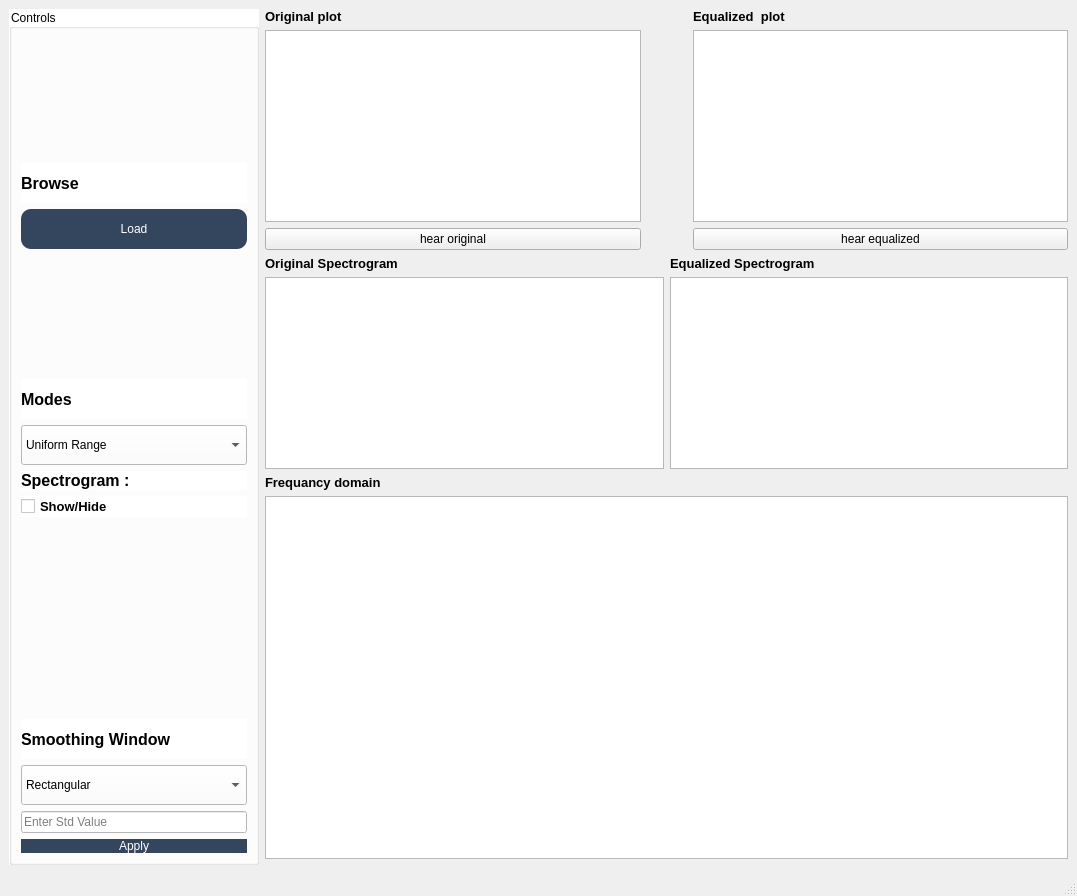
Qt form task3.ui (malaknasser812/SBME_DSP_Signal-Equalizer) before a commit.
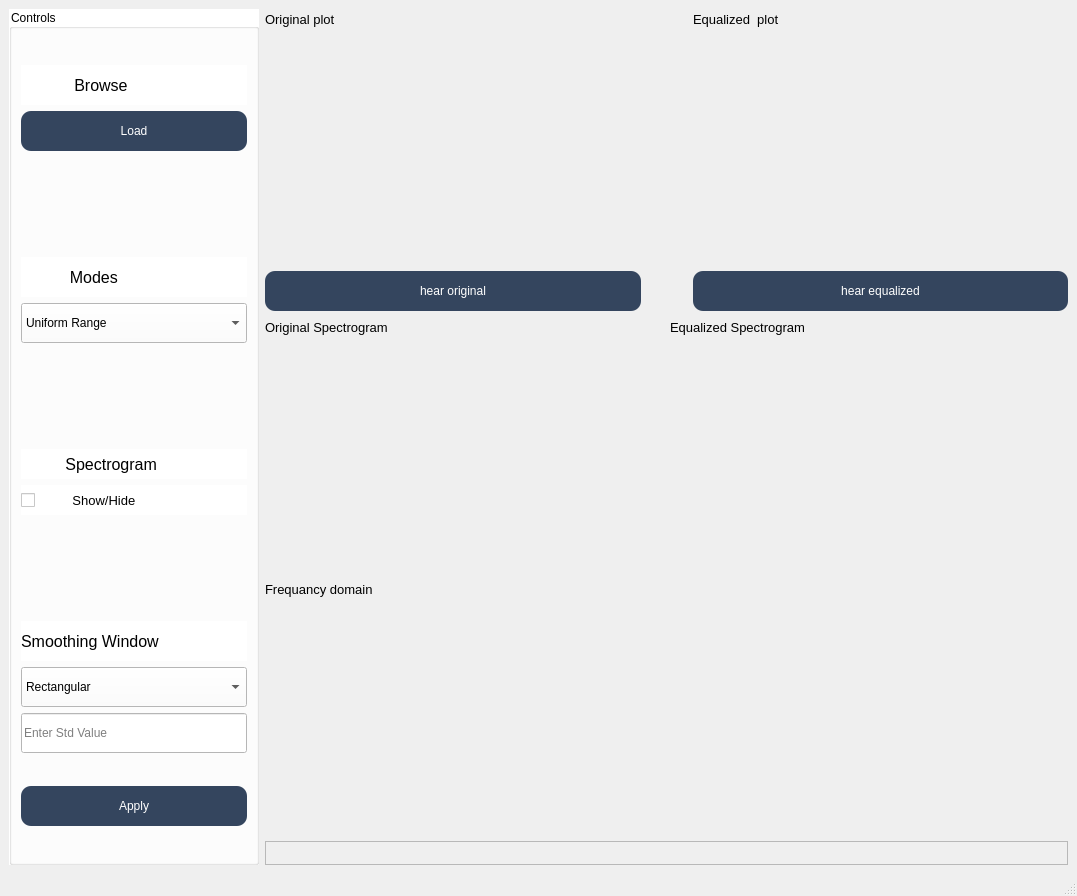
The same form after that commit. Icons and pictures are not drawn. Custom widgets are drawn as their Qt base class.

Diff of the .ui file:
```diff
--- a/task3.ui
+++ b/task3.ui
@@ -17,9 +17,9 @@
    <property name="styleSheet">
     <string notr="true"/>
    </property>
-   <layout class="QGridLayout" name="gridLayout_7">
+   <layout class="QGridLayout" name="gridLayout_6">
     <item row="0" column="0">
-     <layout class="QGridLayout" name="gridLayout_6">
+     <layout class="QGridLayout" name="gridLayout_5">
       <item row="0" column="0">
        <widget class="QGroupBox" name="groupBox">
         <property name="minimumSize">
@@ -44,6 +44,18 @@
         <layout class="QGridLayout" name="gridLayout_3">
          <item row="1" column="0">
           <widget class="QPushButton" name="apply_btn">
+           <property name="minimumSize">
+            <size>
+             <width>0</width>
+             <height>40</height>
+            </size>
+           </property>
+           <property name="maximumSize">
+            <size>
+             <width>16777215</width>
+             <height>40</height>
+            </size>
+           </property>
            <property name="styleSheet">
             <string notr="true">QPushButton {
 background :#34455e;
@@ -87,8 +99,8 @@
                <property name="font">
                 <font>
                  <pointsize>12</pointsize>
-                 <weight>75</weight>
-                 <bold>true</bold>
+                 <weight>50</weight>
+                 <bold>false</bold>
                 </font>
                </property>
                <property name="text">
@@ -139,6 +151,24 @@
            </item>
            <item row="3" column="0">
             <widget class="QLineEdit" name="lineEdit_2">
+             <property name="minimumSize">
+              <size>
+               <width>0</width>
+               <height>40</height>
+              </size>
+             </property>
+             <property name="maximumSize">
+              <size>
+               <width>16777215</width>
+               <height>40</height>
+              </size>
+             </property>
+             <property name="sizeIncrement">
+              <size>
+               <width>0</width>
+               <height>40</height>
+              </size>
+             </property>
              <property name="placeholderText">
               <string>Enter Std Value</string>
              </property>
@@ -146,19 +176,6 @@
            </item>
            <item row="0" column="0">
             <layout class="QVBoxLayout" name="verticalLayout_5">
-             <item>
-              <spacer name="verticalSpacer_4">
-               <property name="orientation">
-                <enum>Qt::Vertical</enum>
-               </property>
-               <property name="sizeHint" stdset="0">
-                <size>
-                 <width>20</width>
-                 <height>40</height>
-                </size>
-               </property>
-              </spacer>
-             </item>
              <item>
               <widget class="QLabel" name="label_6">
                <property name="minimumSize">
@@ -176,12 +193,12 @@
                <property name="font">
                 <font>
                  <pointsize>12</pointsize>
-                 <weight>75</weight>
-                 <bold>true</bold>
+                 <weight>50</weight>
+                 <bold>false</bold>
                 </font>
                </property>
                <property name="text">
-                <string>Browse</string>
+                <string>            Browse</string>
                </property>
               </widget>
              </item>
@@ -226,10 +243,13 @@
                <property name="orientation">
                 <enum>Qt::Vertical</enum>
                </property>
+               <property name="sizeType">
+                <enum>QSizePolicy::Fixed</enum>
+               </property>
                <property name="sizeHint" stdset="0">
                 <size>
                  <width>20</width>
-                 <height>40</height>
+                 <height>100</height>
                 </size>
                </property>
               </spacer>
@@ -255,12 +275,12 @@
                <property name="font">
                 <font>
                  <pointsize>12</pointsize>
-                 <weight>75</weight>
-                 <bold>true</bold>
+                 <weight>50</weight>
+                 <bold>false</bold>
                 </font>
                </property>
                <property name="text">
-                <string>Modes </string>
+                <string>           Modes </string>
                </property>
               </widget>
              </item>
@@ -306,31 +326,71 @@
                </item>
               </widget>
              </item>
+             <item>
+              <spacer name="verticalSpacer_3">
+               <property name="orientation">
+                <enum>Qt::Vertical</enum>
+               </property>
+               <property name="sizeType">
+                <enum>QSizePolicy::Fixed</enum>
+               </property>
+               <property name="sizeHint" stdset="0">
+                <size>
+                 <width>20</width>
+                 <height>100</height>
+                </size>
+               </property>
+              </spacer>
+             </item>
              <item>
               <widget class="QLabel" name="label_10">
+               <property name="minimumSize">
+                <size>
+                 <width>0</width>
+                 <height>30</height>
+                </size>
+               </property>
+               <property name="maximumSize">
+                <size>
+                 <width>16777215</width>
+                 <height>30</height>
+                </size>
+               </property>
                <property name="font">
                 <font>
                  <pointsize>12</pointsize>
-                 <weight>75</weight>
-                 <bold>true</bold>
+                 <weight>50</weight>
+                 <bold>false</bold>
                 </font>
                </property>
                <property name="text">
-                <string>Spectrogram :</string>
+                <string>          Spectrogram </string>
                </property>
               </widget>
              </item>
              <item>
               <widget class="QCheckBox" name="checkBox">
+               <property name="minimumSize">
+                <size>
+                 <width>0</width>
+                 <height>30</height>
+                </size>
+               </property>
+               <property name="maximumSize">
+                <size>
+                 <width>16777215</width>
+                 <height>30</height>
+                </size>
+               </property>
                <property name="font">
                 <font>
                  <pointsize>10</pointsize>
-                 <weight>75</weight>
-                 <bold>true</bold>
+                 <weight>50</weight>
+                 <bold>false</bold>
                 </font>
                </property>
                <property name="text">
-                <string>Show/Hide</string>
+                <string>         Show/Hide</string>
                </property>
               </widget>
              </item>
@@ -339,10 +399,13 @@
                <property name="orientation">
                 <enum>Qt::Vertical</enum>
                </property>
+               <property name="sizeType">
+                <enum>QSizePolicy::Fixed</enum>
+               </property>
                <property name="sizeHint" stdset="0">
                 <size>
                  <width>20</width>
-                 <height>20</height>
+                 <height>100</height>
                 </size>
                </property>
               </spacer>
@@ -355,38 +418,82 @@
        </widget>
       </item>
       <item row="0" column="1">
-       <layout class="QGridLayout" name="gridLayout_5">
+       <layout class="QGridLayout" name="gridLayout_4">
         <item row="0" column="0">
-         <layout class="QGridLayout" name="gridLayout_4">
-          <item row="0" column="0">
+         <layout class="QVBoxLayout" name="verticalLayout_10">
+          <item>
            <layout class="QGridLayout" name="gridLayout">
-            <item row="0" column="0" colspan="2">
+            <item row="0" column="0">
              <layout class="QHBoxLayout" name="horizontalLayout">
               <item>
-               <layout class="QVBoxLayout" name="verticalLayout_9">
+               <layout class="QVBoxLayout" name="verticalLayout_2">
                 <item>
-                 <layout class="QVBoxLayout" name="verticalLayout">
-                  <item>
-                   <widget class="QLabel" name="label">
-                    <property name="font">
-                     <font>
-                      <pointsize>10</pointsize>
-                      <weight>75</weight>
-                      <bold>true</bold>
-                     </font>
-                    </property>
-                    <property name="text">
-                     <string>Original plot </string>
-                    </property>
-                   </widget>
-                  </item>
-                  <item>
-                   <widget class="QGraphicsView" name="original_graph"/>
-                  </item>
-                 </layout>
+                 <widget class="QLabel" name="label">
+                  <property name="minimumSize">
+                   <size>
+                    <width>0</width>
+                    <height>20</height>
+                   </size>
+                  </property>
+                  <property name="maximumSize">
+                   <size>
+                    <width>16777215</width>
+                    <height>20</height>
+                   </size>
+                  </property>
+                  <property name="font">
+                   <font>
+                    <pointsize>10</pointsize>
+                    <weight>50</weight>
+                    <bold>false</bold>
+                   </font>
+                  </property>
+                  <property name="text">
+                   <string>Original plot </string>
+                  </property>
+                 </widget>
+                </item>
+                <item>
+                 <widget class="PlotWidget" name="original_graph" native="true">
+                  <property name="minimumSize">
+                   <size>
+                    <width>0</width>
+                    <height>230</height>
+                   </size>
+                  </property>
+                  <property name="maximumSize">
+                   <size>
+                    <width>16777215</width>
+                    <height>230</height>
+                   </size>
+                  </property>
+                 </widget>
                 </item>
                 <item>
                  <widget class="QPushButton" name="hear_orig_btn">
+                  <property name="minimumSize">
+                   <size>
+                    <width>0</width>
+                    <height>40</height>
+                   </size>
+                  </property>
+                  <property name="styleSheet">
+                   <string notr="true">
+QPushButton {
+background :#34455e;
+border-radius: 10px;
+color: white;
+}
+
+QPushButton:hover {
+    background-color: white;
+    border: 2px solid #475c7a; 
+    cursor: pointer; 
+
+border-radius: 10px ; 
+color:#34455e;
+}</string>
+                  </property>
                   <property name="text">
                    <string>hear original</string>
                   </property>
@@ -395,7 +502,23 @@
                </layout>
               </item>
               <item>
-               <layout class="QVBoxLayout" name="verticalLayout_11">
+               <layout class="QVBoxLayout" name="verticalLayout">
+                <item>
+                 <spacer name="horizontalSpacer_2">
+                  <property name="orientation">
+                   <enum>Qt::Horizontal</enum>
+                  </property>
+                  <property name="sizeType">
+                   <enum>QSizePolicy::Fixed</enum>
+                  </property>
+                  <property name="sizeHint" stdset="0">
+                   <size>
+                    <width>10</width>
+                    <height>20</height>
+                   </size>
+                  </property>
+                 </spacer>
+                </item>
                 <item>
                  <widget class="QPushButton" name="play_pause_btn">
                   <property name="text">
@@ -424,48 +547,6 @@
                   </property>
                  </widget>
                 </item>
-                <item>
-                 <widget class="QPushButton" name="speed_down_btn">
-                  <property name="text">
-                   <string/>
-                  </property>
-                  <property name="icon">
-                   <iconset>
-                    <normaloff>imgs/speed down.png</normaloff>imgs/speed down.png</iconset>
-                  </property>
-                  <property name="flat">
-                   <bool>true</bool>
-                  </property>
-                 </widget>
-                </item>
-                <item>
-                 <widget class="QPushButton" name="speed_up_btn">
-                  <property name="text">
-                   <string/>
-                  </property>
-                  <property name="icon">
-                   <iconset>
-                    <normaloff>imgs/speed up.png</normaloff>imgs/speed up.png</iconset>
-                  </property>
-                  <property name="flat">
-                   <bool>true</bool>
-                  </property>
-                 </widget>
-                </item>
-                <item>
-                 <widget class="QPushButton" name="zoom_out_btn">
-                  <property name="text">
-                   <string/>
-                  </property>
-                  <property name="icon">
-                   <iconset>
-                    <normaloff>imgs/zoom-out.png</normaloff>imgs/zoom-out.png</iconset>
-                  </property>
-                  <property name="flat">
-                   <bool>true</bool>
-                  </property>
-                 </widget>
-                </item>
                 <item>
                  <widget class="QPushButton" name="zoom_in_btn">
                   <property name="text">
@@ -480,33 +561,135 @@
                   </property>
                  </widget>
                 </item>
+                <item>
+                 <widget class="QPushButton" name="zoom_out_btn">
+                  <property name="text">
+                   <string/>
+                  </property>
+                  <property name="icon">
+                   <iconset>
+                    <normaloff>imgs/zoom-out.png</normaloff>imgs/zoom-out.png</iconset>
+                  </property>
+                  <property name="flat">
+                   <bool>true</bool>
+                  </property>
+                 </widget>
+                </item>
+                <item>
+                 <widget class="QPushButton" name="speed_up_btn">
+                  <property name="text">
+                   <string/>
+                  </property>
+                  <property name="icon">
+                   <iconset>
+                    <normaloff>imgs/speed up.png</normaloff>imgs/speed up.png</iconset>
+                  </property>
+                  <property name="flat">
+                   <bool>true</bool>
+                  </property>
+                 </widget>
+                </item>
+                <item>
+                 <widget class="QPushButton" name="speed_down_btn">
+                  <property name="text">
+                   <string/>
+                  </property>
+                  <property name="icon">
+                   <iconset>
+                    <normaloff>imgs/speed down.png</normaloff>imgs/speed down.png</iconset>
+                  </property>
+                  <property name="flat">
+                   <bool>true</bool>
+                  </property>
+                 </widget>
+                </item>
+                <item>
+                 <spacer name="horizontalSpacer">
+                  <property name="orientation">
+                   <enum>Qt::Horizontal</enum>
+                  </property>
+                  <property name="sizeType">
+                   <enum>QSizePolicy::Fixed</enum>
+                  </property>
+                  <property name="sizeHint" stdset="0">
+                   <size>
+                    <width>10</width>
+                    <height>20</height>
+                   </size>
+                  </property>
+                 </spacer>
+                </item>
                </layout>
               </item>
               <item>
-               <layout class="QVBoxLayout" name="verticalLayout_10">
+               <layout class="QVBoxLayout" name="verticalLayout_4">
                 <item>
-                 <layout class="QVBoxLayout" name="verticalLayout_2">
-                  <item>
-                   <widget class="QLabel" name="label_2">
-                    <property name="font">
-                     <font>
-                      <pointsize>10</pointsize>
-                      <weight>75</weight>
-                      <bold>true</bold>
-                     </font>
-                    </property>
-                    <property name="text">
-                     <string>Equalized  plot </string>
-                    </property>
-                   </widget>
-                  </item>
-                  <item>
-                   <widget class="QGraphicsView" name="equalized_graph"/>
-                  </item>
-                 </layout>
+                 <widget class="QLabel" name="label_2">
+                  <property name="minimumSize">
+                   <size>
+                    <width>0</width>
+                    <height>20</height>
+                   </size>
+                  </property>
+                  <property name="maximumSize">
+                   <size>
+                    <width>16777215</width>
+                    <height>20</height>
+                   </size>
+                  </property>
+                  <property name="font">
+                   <font>
+                    <pointsize>10</pointsize>
+                    <weight>50</weight>
+                    <bold>false</bold>
+                   </font>
+                  </property>
+                  <property name="text">
+                   <string>Equalized  plot </string>
+                  </property>
+                 </widget>
+                </item>
+                <item>
+                 <widget class="PlotWidget" name="equalized_graph" native="true">
+                  <property name="minimumSize">
+                   <size>
+                    <width>0</width>
+                    <height>230</height>
+                   </size>
+                  </property>
+                  <property name="maximumSize">
+                   <size>
+                    <width>16777215</width>
+                    <height>230</height>
+                   </size>
+                  </property>
+                 </widget>
                 </item>
                 <item>
                  <widget class="QPushButton" name="hear_eq_btn">
+                  <property name="minimumSize">
+                   <size>
+                    <width>0</width>
+                    <height>40</height>
+                   </size>
+                  </property>
+                  <property name="styleSheet">
+                   <string notr="true">
+QPushButton {
+background :#34455e;
+border-radius: 10px;
+color: white;
+}
+
+QPushButton:hover {
+    background-color: white;
+    border: 2px solid #475c7a; 
+    cursor: pointer; 
+
+border-radius: 10px ; 
+color:#34455e;
+}</string>
+                  </property>
                   <property name="text">
                    <string>hear equalized</string>
                   </property>
@@ -517,58 +700,124 @@
              </layout>
             </item>
             <item row="1" column="0">
-             <layout class="QVBoxLayout" name="verticalLayout_3">
+             <layout class="QHBoxLayout" name="horizontalLayout_2">
               <item>
-               <widget class="QLabel" name="label_3">
-                <property name="font">
-                 <font>
-                  <pointsize>10</pointsize>
-                  <weight>75</weight>
-                  <bold>true</bold>
-                 </font>
-                </property>
-                <property name="text">
-                 <string>Original Spectrogram</string>
-                </property>
-               </widget>
+               <layout class="QVBoxLayout" name="verticalLayout_3">
+                <item>
+                 <widget class="QLabel" name="label_3">
+                  <property name="minimumSize">
+                   <size>
+                    <width>0</width>
+                    <height>20</height>
+                   </size>
+                  </property>
+                  <property name="maximumSize">
+                   <size>
+                    <width>16777215</width>
+                    <height>20</height>
+                   </size>
+                  </property>
+                  <property name="font">
+                   <font>
+                    <pointsize>10</pointsize>
+                    <weight>50</weight>
+                    <bold>false</bold>
+                   </font>
+                  </property>
+                  <property name="text">
+                   <string>Original Spectrogram</string>
+                  </property>
+                 </widget>
+                </item>
+                <item>
+                 <widget class="PlotWidget" name="spectrogram_before" native="true">
+                  <property name="minimumSize">
+                   <size>
+                    <width>0</width>
+                    <height>230</height>
+                   </size>
+                  </property>
+                  <property name="maximumSize">
+                   <size>
+                    <width>16777215</width>
+                    <height>230</height>
+                   </size>
+                  </property>
+                 </widget>
+                </item>
+               </layout>
               </item>
               <item>
-               <widget class="QGraphicsView" name="spectrogram_before"/>
-              </item>
-             </layout>
-            </item>
-            <item row="1" column="1">
-             <layout class="QVBoxLayout" name="verticalLayout_4">
-              <item>
-               <widget class="QLabel" name="label_4">
-                <property name="font">
-                 <font>
-                  <pointsize>10</pointsize>
-                  <weight>75</weight>
-                  <bold>true</bold>
-                 </font>
-                </property>
-                <property name="text">
-                 <string>Equalized Spectrogram</string>
-                </property>
-               </widget>
-              </item>
-              <item>
-               <widget class="QGraphicsView" name="spectrogram_after"/>
+               <layout class="QVBoxLayout" name="verticalLayout_8">
+                <item>
+                 <widget class="QLabel" name="label_4">
+                  <property name="minimumSize">
+                   <size>
+                    <width>0</width>
+                    <height>20</height>
+                   </size>
+                  </property>
+                  <property name="maximumSize">
+                   <size>
+                    <width>16777215</width>
+                    <height>20</height>
+                   </size>
+                  </property>
+                  <property name="font">
+                   <font>
+                    <pointsize>10</pointsize>
+                    <weight>50</weight>
+                    <bold>false</bold>
+                   </font>
+                  </property>
+                  <property name="text">
+                   <string>Equalized Spectrogram</string>
+                  </property>
+                 </widget>
+                </item>
+                <item>
+                 <widget class="PlotWidget" name="spectrogram_after" native="true">
+                  <property name="minimumSize">
+                   <size>
+                    <width>0</width>
+                    <height>230</height>
+                   </size>
+                  </property>
+                  <property name="maximumSize">
+                   <size>
+                    <width>16777215</width>
+                    <height>230</height>
+                   </size>
+                  </property>
+                 </widget>
+                </item>
+               </layout>
               </item>
              </layout>
             </item>
            </layout>
           </item>
-          <item row="1" column="0">
-           <layout class="QVBoxLayout" name="verticalLayout_8">
+          <item>
+           <layout class="QVBoxLayout" name="verticalLayout_9">
             <item>
              <widget class="QLabel" name="label_8">
+              <property name="minimumSize">
+               <size>
+                <width>0</width>
+                <height>20</height>
+               </size>
+              </property>
+              <property name="maximumSize">
+               <size>
+                <width>16777215</width>
+                <height>20</height>
+               </size>
+              </property>
               <property name="font">
                <font>
                 <pointsize>10</pointsize>
-                <weight>75</weight>
-                <bold>true</bold>
+                <weight>50</weight>
+                <bold>false</bold>
                </font>
               </property>
               <property name="text">
@@ -577,7 +826,20 @@
              </widget>
             </item>
             <item>
-             <widget class="QGraphicsView" name="frequancy_graph"/>
+             <widget class="PlotWidget" name="frequancy_graph" native="true">
+              <property name="minimumSize">
+               <size>
+                <width>0</width>
+                <height>230</height>
+               </size>
+              </property>
+              <property name="maximumSize">
+               <size>
+                <width>16777215</width>
+                <height>230</height>
+               </size>
+              </property>
+             </widget>
             </item>
            </layout>
           </item>
@@ -623,6 +885,14 @@
   </widget>
   <widget class="QStatusBar" name="statusbar"/>
  </widget>
+ <customwidgets>
+  <customwidget>
+   <class>PlotWidget</class>
+   <extends>QWidget</extends>
+   <header location="global">pyqtgraph</header>
+   <container>1</container>
+  </customwidget>
+ </customwidgets>
  <resources/>
  <connections>
   <connection>
```
